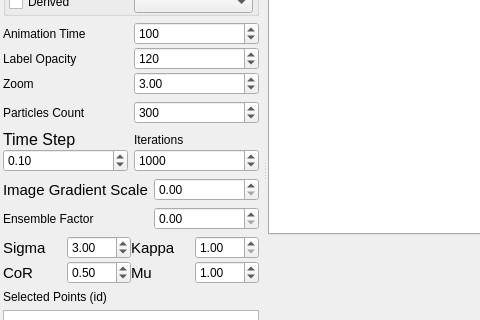
SadeghMSalehi/gradworks, file itkProjects/ParticlesGUI/mainwindow.ui: the form before one commit; both pictures show x 0 to 480 and y 229 to 549 of the 934 by 771 pixel window.
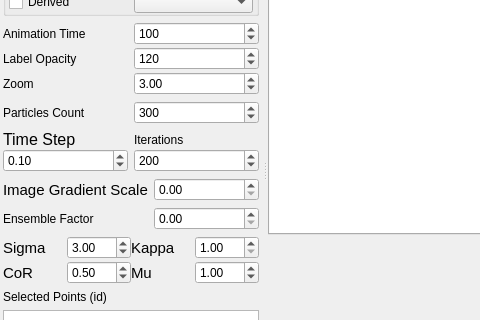
The form after the commit. Custom widgets are drawn as their Qt base class.

What changed in the file:
```diff
--- a/itkProjects/ParticlesGUI/mainwindow.ui
+++ b/itkProjects/ParticlesGUI/mainwindow.ui
@@ -501,7 +501,7 @@
                 <number>10</number>
                </property>
                <property name="value">
-                <number>1000</number>
+                <number>200</number>
                </property>
               </widget>
              </item>
```
